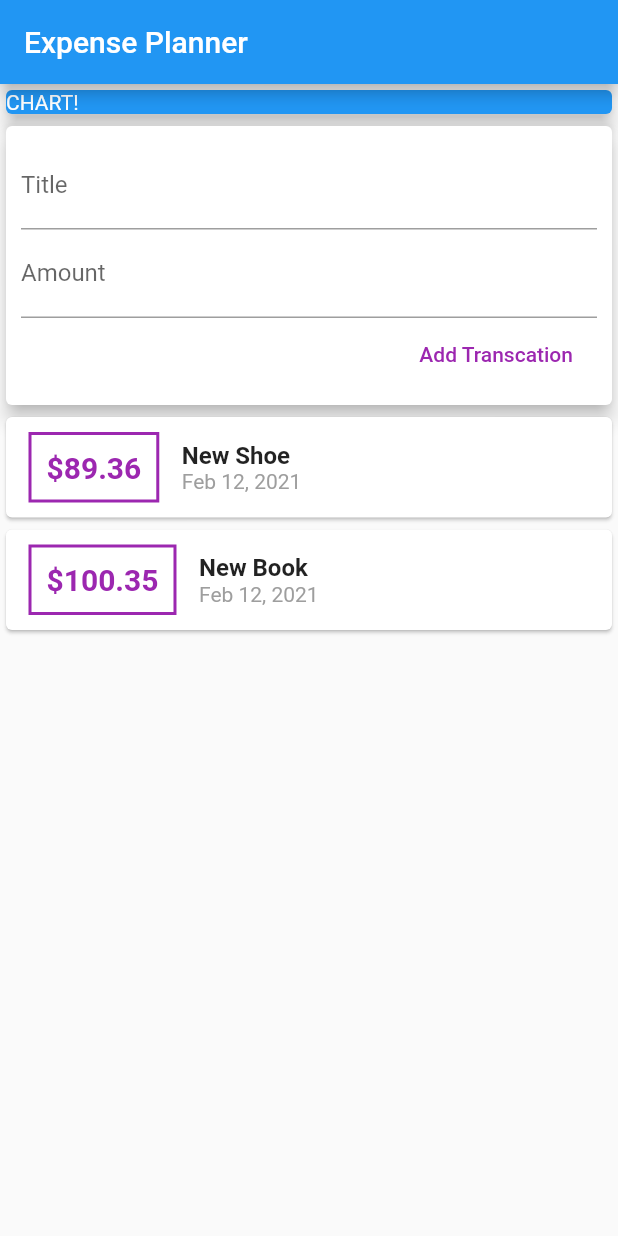
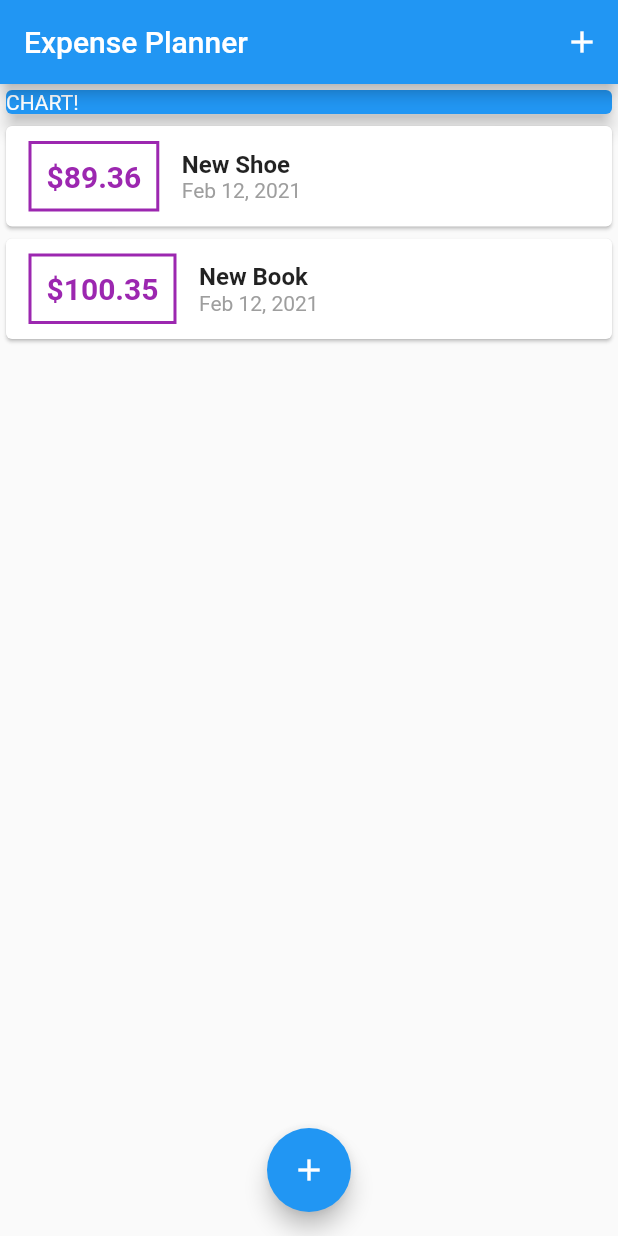
Before and after one commit to shuvo18103107/Expense-Planner-App, a Flutter app: the screen it shows after launch, on a phone screen of 412 x 824 dp. Run offline on Flutter 3.47's test engine with Material 2 defaults, Android fonts, the phone set to English and light mode, and no system bars.

Commit message:
implementing showbottomsheetmodal on appbar and floatingactionbutton

```diff
--- a/lib/main.dart
+++ b/lib/main.dart
@@ -1,13 +1,51 @@
+import './widget/transaction_list.dart';
+import './widget/new-transactionList.dart';
 import 'package:flutter/material.dart';
-import './widget/userTransiction.dart';
+import './model/transaction.dart';
 
 void main() {
   runApp(MyApp());
 }
 
 class MyApp extends StatelessWidget {
-  // String titleInput;
-  // String amountInput;
+  @override
+  Widget build(BuildContext context) {
+    return MaterialApp(home: Home());
+  }
+}
+
+class Home extends StatefulWidget {
+  @override
+  _HomeState createState() => _HomeState();
+}
+
+class _HomeState extends State<Home> {
+  final List<Transaction> _userTransaction = [
+    Transaction(
+        id: 't1', title: 'New Shoe', amount: 89.36, date: DateTime.now()),
+    Transaction(
+        id: 't2', title: 'New Book', amount: 100.35, date: DateTime.now()),
+  ];
+  void _addTransaction(String txtitle, double txamount) {
+    final newtxt = Transaction(
+        title: txtitle,
+        amount: txamount,
+        id: DateTime.now().toString(),
+        date: DateTime.now());
+
+    setState(() {
+      _userTransaction.add(newtxt);
+      print('new item added');
+    });
+  }
+
+  void _addnewTransaction(BuildContext ctx) {
+    showModalBottomSheet(
+        context: ctx,
+        builder: (_) {
+          return UserInput(_addTransaction);
+        });
+  }
 
   @override
   Widget build(BuildContext context) {
@@ -15,6 +53,11 @@ class MyApp extends StatelessWidget {
         debugShowCheckedModeBanner: false,
         home: Scaffold(
           appBar: AppBar(
+            actions: [
+              IconButton(
+                  icon: Icon(Icons.add),
+                  onPressed: () => _addnewTransaction(context))
+            ],
             title: Text('Expense Planner'),
           ),
           body: SingleChildScrollView(
@@ -33,10 +76,15 @@ class MyApp extends StatelessWidget {
                     ),
                   ),
                 ),
-                UserTransaction()
+                TransactionList(_userTransaction)
               ],
             ),
           ),
+          floatingActionButtonLocation:
+              FloatingActionButtonLocation.centerFloat,
+          floatingActionButton: FloatingActionButton(
+              child: Icon(Icons.add),
+              onPressed: () => _addnewTransaction(context)),
         ));
   }
 }
--- a/lib/widget/transaction_list.dart
+++ b/lib/widget/transaction_list.dart
@@ -1,4 +1,4 @@
-import 'package:expense_planner/model/transaction.dart';
+import '../model/transaction.dart';
 import 'package:flutter/material.dart';
 import 'package:intl/intl.dart';
 
--- a/lib/widget/userTransiction.dart
+++ /dev/null
@@ -1,36 +0,0 @@
-import 'package:flutter/material.dart';
-import './new-transactionList.dart';
-import './transaction_list.dart';
-import '../model/transaction.dart';
-
-class UserTransaction extends StatefulWidget {
-  @override
-  _UserTransactionState createState() => _UserTransactionState();
-}
-
-class _UserTransactionState extends State<UserTransaction> {
-  final List<Transaction> _userTransaction = [
-    Transaction(
-        id: 't1', title: 'New Shoe', amount: 89.36, date: DateTime.now()),
-    Transaction(
-        id: 't2', title: 'New Book', amount: 100.35, date: DateTime.now()),
-  ];
-  void _addTransaction(String txtitle, double txamount) {
-    final newtxt = Transaction(
-        title: txtitle,
-        amount: txamount,
-        id: DateTime.now().toString(),
-        date: DateTime.now());
-
-    setState(() {
-      _userTransaction.add(newtxt);
-    });
-  }
-
-  @override
-  Widget build(BuildContext context) {
-    return Column(
-      children: [UserInput(_addTransaction), TransactionList(_userTransaction)],
-    );
-  }
-}
```
